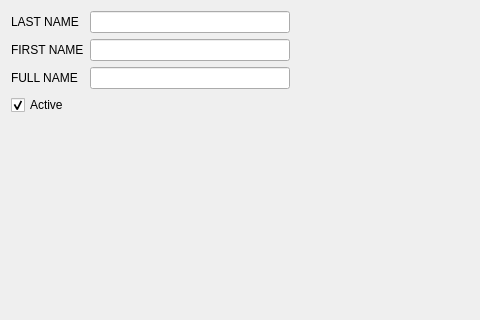
Before: the Qt Designer form mtrack/aprescriberpage_page00.ui in kyledevans/Medicine-Track, drawn with Qt 5; both pictures show x 0 to 480 and y 0 to 320 of the 690 by 472 pixel window.
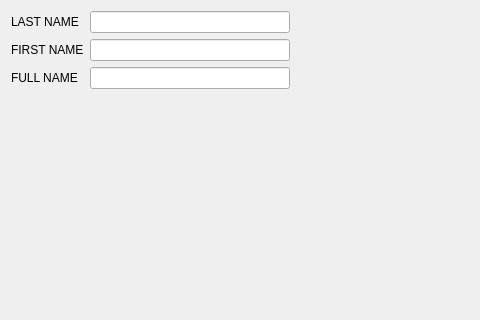
After: the same form once the commit is applied.

Commit message: Getting rid of "active" checkboxes in wizards. 	modified:   mtrack/apharmp_page00.cpp 	modified:   mtrack/apharmp_page00.ui 	modified:   mtrack/aprescriberpage_page00.cpp 	modified:   mtrack/aprescriberpage_page00.ui 	modified:   mtrack/nmw_page00.cpp 	modified:   mtrack/nmw_page00.ui

What changed in the file:
```diff
--- a/mtrack/aprescriberpage_page00.ui
+++ b/mtrack/aprescriberpage_page00.ui
@@ -146,16 +146,6 @@
      </item>
     </layout>
    </item>
-   <item row="4" column="0">
-    <widget class="QCheckBox" name="activeField">
-     <property name="text">
-      <string>Active</string>
-     </property>
-     <property name="checked">
-      <bool>true</bool>
-     </property>
-    </widget>
-   </item>
   </layout>
  </widget>
  <tabstops>
```
Left out of the diff: 1 changed line with no effect on the pictures. The commit also changes 5 other files.
